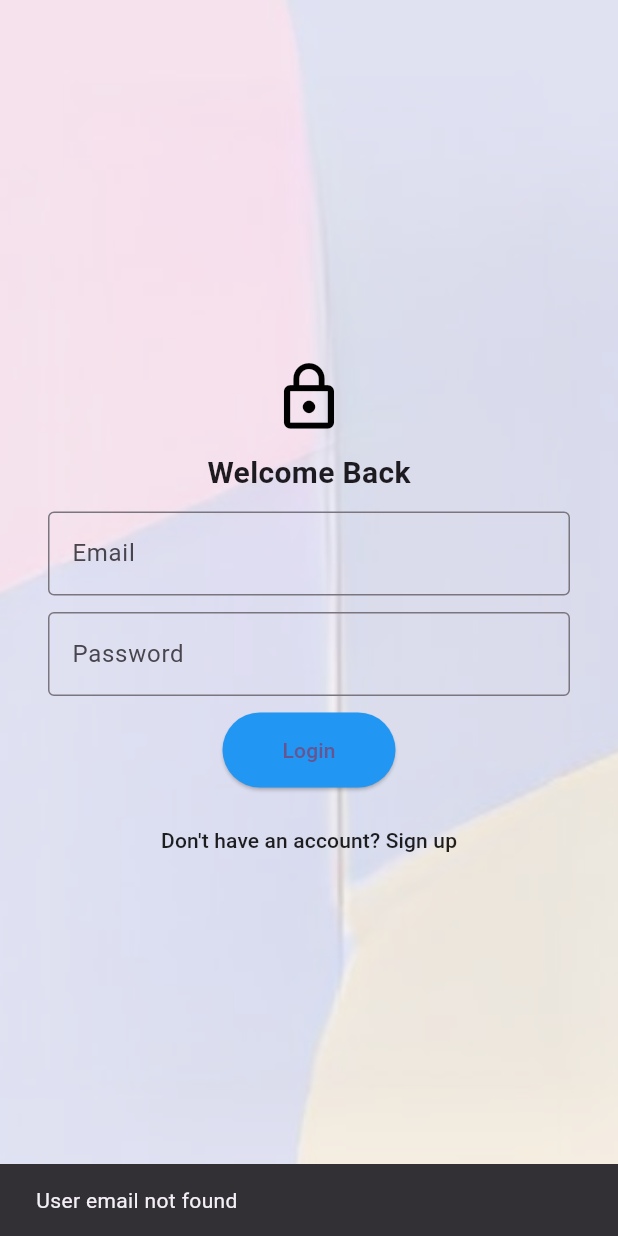
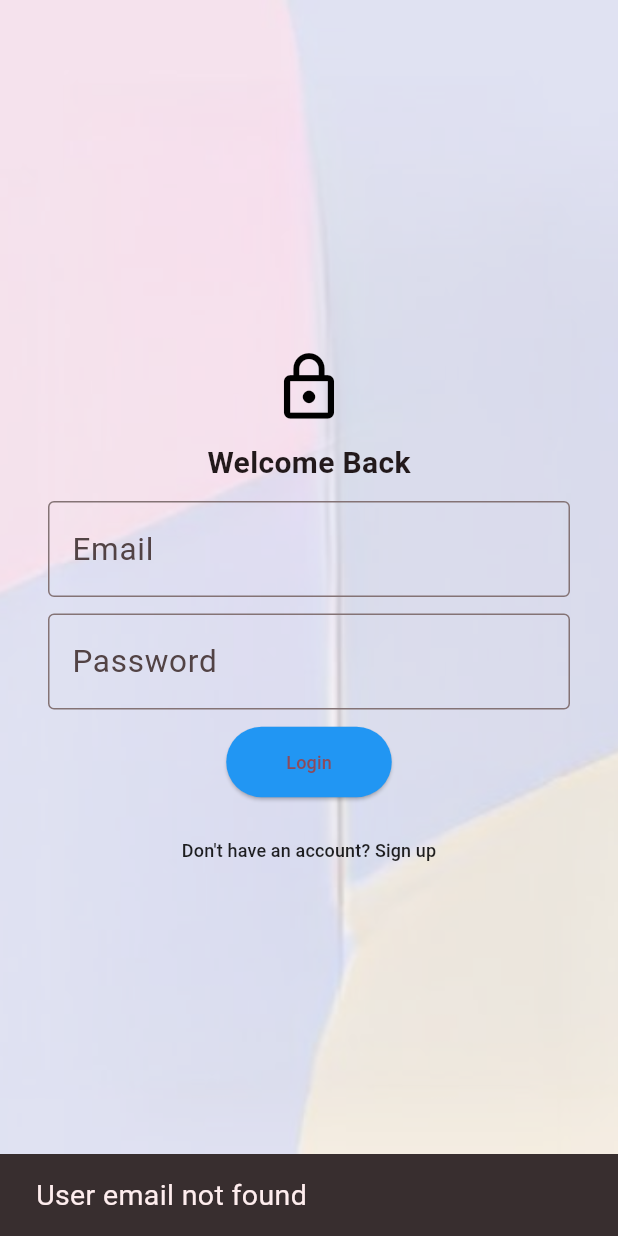
Before and after one commit to raunak2909/expenso_391, a Flutter app: the screen it shows after launch, after a tap on "Let's Start", after a tap on "Login", on a phone screen of 412 x 824 dp. Run offline on Flutter 3.47's test engine with Material 3 defaults, Android fonts, the light colour scheme and no system bars; our stand-ins replace fl_chart, flutter_bloc, shared_preferences, sqflite; accounts and stored records are empty.

Commit message:
Themes and styles implemented with light theme and dark theme

```diff
--- a/lib/main.dart
+++ b/lib/main.dart
@@ -35,8 +35,87 @@ class MyApp extends StatelessWidget {
   Widget build(BuildContext context) {
     return MaterialApp(
       title: 'Flutter Demo',
+      themeMode: ThemeMode.light,
+      darkTheme: ThemeData(
+        brightness: Brightness.dark,
+        textTheme: TextTheme(
+          displayLarge: TextStyle(
+            fontSize: 50,
+            fontWeight: FontWeight.w600,
+          ),
+          headlineLarge: TextStyle(
+            fontSize: 30,
+            fontWeight: FontWeight.w600,
+          ),
+          bodyLarge: TextStyle(
+            fontSize: 21,
+          ),
+          bodyMedium: TextStyle(
+            fontSize: 19,
+          ),
+          bodySmall: TextStyle(
+            fontSize: 16,
+          ),
+          labelLarge: TextStyle(
+            fontSize: 12,
+          ),
+        ),
+        elevatedButtonTheme: ElevatedButtonThemeData(
+            style: ElevatedButton.styleFrom()
+        ),
+        cardTheme: CardThemeData(
+            elevation: 7,
+            shape: RoundedRectangleBorder(
+              borderRadius: BorderRadius.circular(11),
+              side: BorderSide(
+                color: Colors.black12,
+                width: 2,
+              ),
+            )
+        ),
+      ),
       theme: ThemeData(
-        colorScheme: ColorScheme.fromSeed(seedColor: Colors.deepPurple),
+        brightness: Brightness.light,
+        textTheme: TextTheme(
+          displayLarge: TextStyle(
+            fontSize: 50,
+            fontWeight: FontWeight.w600,
+          ),
+          headlineLarge: TextStyle(
+            fontSize: 30,
+            fontWeight: FontWeight.w600,
+          ),
+          bodyLarge: TextStyle(
+            fontSize: 21,
+          ),
+          bodyMedium: TextStyle(
+            fontSize: 19,
+          ),
+          bodySmall: TextStyle(
+            fontSize: 16,
+          ),
+          labelLarge: TextStyle(
+            fontSize: 12,
+          ),
+        ),
+        elevatedButtonTheme: ElevatedButtonThemeData(
+          style: ElevatedButton.styleFrom()
+        ),
+        cardTheme: CardThemeData(
+          elevation: 7,
+          shape: RoundedRectangleBorder(
+            borderRadius: BorderRadius.circular(11),
+            side: BorderSide(
+              color: Colors.black12,
+              width: 2,
+            ),
+          )
+        ),
+        /*outlinedButtonTheme: ,
+        textButtonTheme: ,
+        inputDecorationTheme: ,
+        cardTheme: ,*/
+        colorScheme: ColorScheme.fromSeed(seedColor: Colors.pinkAccent),
       ),
       initialRoute: AppRoutes.splash,
       routes: AppRoutes.routes,
--- a/lib/ui/splash/splash_page.dart
+++ b/lib/ui/splash/splash_page.dart
@@ -41,7 +41,6 @@ class _SplashPageState extends State<SplashPage> {
   @override
   Widget build(BuildContext context) {
     return Scaffold(
-      backgroundColor: Colors.white,
       body: Center(
         child: Padding(
           padding: const EdgeInsets.all(8.0),
@@ -49,11 +48,16 @@ class _SplashPageState extends State<SplashPage> {
             mainAxisAlignment: MainAxisAlignment.center,
             children: [
               ///FlutterLogo(size: 100,),
-              Image.asset("assets/icons/logo.png", width:200, height: 200, fit: BoxFit.cover),
+              Container(
+                decoration: BoxDecoration(
+                  shape: BoxShape.circle,
+                  color: Colors.blue.withAlpha(50)
+                ),
+                  child: Image.asset("assets/icons/logo.png", width:200, height: 200, fit: BoxFit.cover)),
               SizedBox(height: 11,),
-              Text("Expenso: Easy way to monitor your expenses", style: logoStyle,),
+              Text("Expenso: Easy way to monitor your expenses", style: Theme.of(context).textTheme.headlineLarge, textAlign: TextAlign.center,),
               SizedBox(height: 11,),
-              Text("Stablize your future by taking care of your expenses now", style:  logosubStyle,),
+              Text("Stablize your future by taking care of your expenses now", style:  Theme.of(context).textTheme.bodySmall,textAlign: TextAlign.center,),
               /*FloatingActionButton(
                   onPressed: (){},
                   tooltip: 'Next',
```
Also changed, not shown: lib/ui/home/home_page.dart (+20 -20 lines), lib/utils/ui_helper/styles.dart (+55 -6 lines), assets/icons/logo.png, 3 other files.
